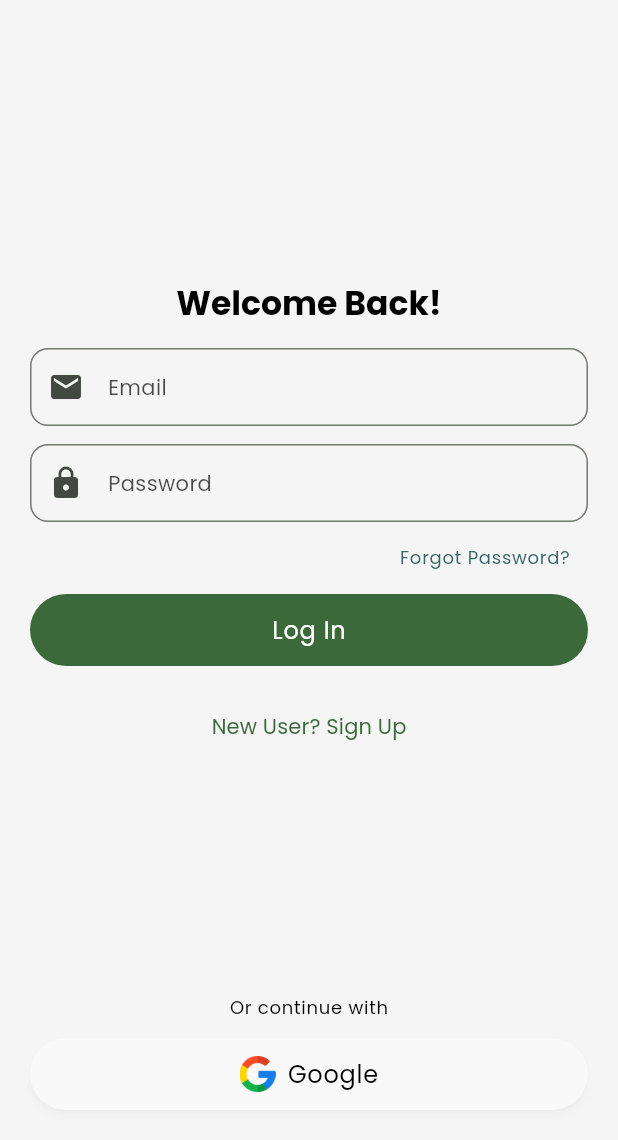
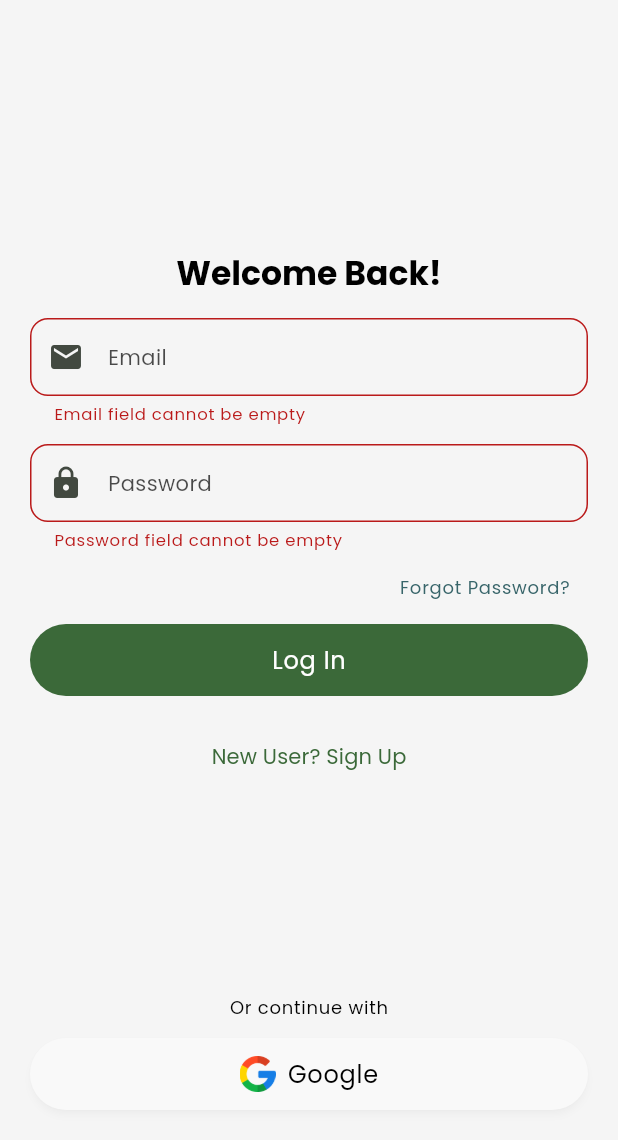
Before and after one commit to ruchirraina/MoodMap, a Flutter app: the screen it shows after launch, after a tap on the "brightness auto" icon, after a tap on "Continue", after a tap on "Log In", on a phone screen of 412 x 824 dp, the part 96-1236 px from its top. Run offline on Flutter 3.47's test engine with Material 3 defaults, Android fonts, the phone set to English and light mode, and no system bars; our stand-ins replace firebase_core, flutter_dotenv, shared_preferences; accounts and stored records are empty.

```diff
--- a/lib/auth/auth.dart
+++ b/lib/auth/auth.dart
@@ -1,5 +1,7 @@
 import 'package:flutter/material.dart';
 import 'package:moodmap/reusables/theme_extension.dart';
+import 'package:moodmap/auth/email_sing_in.dart';
+import 'package:moodmap/auth/email_sing_up.dart';
 
 class Auth extends StatefulWidget {
   const Auth({super.key});
@@ -11,6 +13,8 @@ class Auth extends StatefulWidget {
 class _AuthState extends State<Auth> {
   // Internal state to toggle between Login and Signup
   bool _atLogin = true;
+
+  final _formKey = GlobalKey<FormState>();
 
   late final FocusNode _passwordFocusNode;
   bool _obscurePassword = true;
@@ -64,12 +68,16 @@ class _AuthState extends State<Auth> {
                 child: SingleChildScrollView(
                   // clamp physics prevents scrolling unless absolutely necessary
                   physics: const ClampingScrollPhysics(),
+                  child: Form(
+                    key: _formKey,
                     child: Column(
                       mainAxisSize: MainAxisSize.min,
                       children: [
                         // Dynamic Welcome Text
                         AnimatedSwitcher(
-                        duration: const Duration(milliseconds: 100),
+                          duration: const Duration(milliseconds: 200),
+                          transitionBuilder: (child, animation) =>
+                              FadeTransition(opacity: animation, child: child),
                           child: Text(
                             _atLogin ? 'Welcome Back!' : 'Welcome to MoodMap!',
                             key: ValueKey<bool>(
@@ -103,6 +111,12 @@ class _AuthState extends State<Auth> {
                             ),
                             prefixIcon: const Icon(Icons.mail),
                           ),
+                          validator: (value) {
+                            if (value == null || value.isEmpty) {
+                              return 'Email field cannot be empty';
+                            }
+                            return null;
+                          },
                         ),
 
                         const SizedBox(height: 12),
@@ -142,6 +156,16 @@ class _AuthState extends State<Auth> {
                                   )
                                 : null,
                           ),
+                          validator: (value) {
+                            if (_atLogin && (value == null || value.isEmpty)) {
+                              return 'Password field cannot be empty';
+                            }
+                            if (!_atLogin &&
+                                (value == null || value.length < 6)) {
+                              return 'Password must be of at least 6 charachters.';
+                            }
+                            return null;
+                          },
                         ),
 
                         // Forgot Password (only for Login)
@@ -168,9 +192,16 @@ class _AuthState extends State<Auth> {
                         SizedBox(
                           width: double.infinity,
                           child: FilledButton(
-                          onPressed: () {},
+                            onPressed: _atLogin
+                                ? () => trySignIn(_formKey)
+                                : () => trySignUp(_formKey),
                             child: AnimatedSwitcher(
-                            duration: const Duration(milliseconds: 100),
+                              duration: const Duration(milliseconds: 200),
+                              transitionBuilder: (child, animation) =>
+                                  FadeTransition(
+                                    opacity: animation,
+                                    child: child,
+                                  ),
                               child: Text(
                                 _atLogin ? 'Log In' : 'Sign Up',
                                 key: ValueKey<bool>(_atLogin),
@@ -197,7 +228,12 @@ class _AuthState extends State<Auth> {
                                     splashFactory: NoSplash.splashFactory,
                                   ),
                                   child: AnimatedSwitcher(
-                                  duration: const Duration(milliseconds: 100),
+                                    duration: const Duration(milliseconds: 200),
+                                    transitionBuilder: (child, animation) =>
+                                        FadeTransition(
+                                          opacity: animation,
+                                          child: child,
+                                        ),
                                     child: Text(
                                       _atLogin
                                           ? 'New User? Sign Up'
@@ -211,6 +247,7 @@ class _AuthState extends State<Auth> {
                           ),
                         ),
                       ],
+                    ),
                   ),
                 ),
               ),
--- /dev/null
+++ b/lib/auth/email_sing_in.dart
@@ -0,0 +1,6 @@
+import 'package:flutter/widgets.dart';
+
+void trySignIn(GlobalKey<FormState> formKey) {
+  // validate form
+  formKey.currentState?.validate();
+}
--- /dev/null
+++ b/lib/auth/email_sing_up.dart
@@ -0,0 +1,6 @@
+import 'package:flutter/widgets.dart';
+
+void trySignUp(GlobalKey<FormState> formKey) {
+  // validate form
+  formKey.currentState?.validate();
+}
--- a/pubspec.yaml
+++ b/pubspec.yaml
@@ -1,7 +1,7 @@
 name: moodmap
 description: "A Flutter mood journaling app with color-based emotion tracking. Write daily entries, associate moods with colors, and visualize your emotional journey through monthly gradients. Features Spotify integration, Firebase sync, and local storage."
 publish_to: 'none'
-version: 0.4.5
+version: 0.4.6
 
 environment:
   sdk: ^3.10.1
```
Also changed, not shown: 1 other file. Lines whose indentation alone changed are shown as unchanged.
